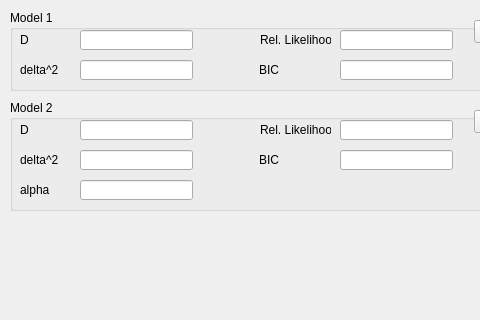
Eggeling-Lab-Microscope-Software/TRAIT2D, file gui/tab/msd.ui: the form before one commit; both pictures show x 0 to 480 and y 0 to 320 of the 600 by 800 pixel window.
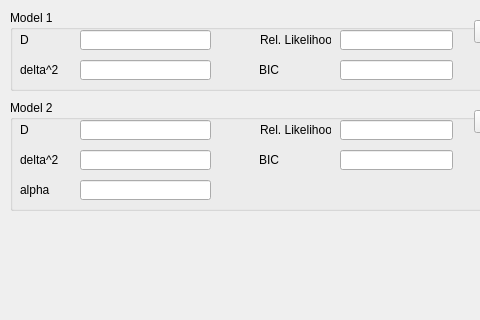
The form after the commit. Custom widgets are drawn as their Qt base class.

```diff
--- a/gui/tab/msd.ui
+++ b/gui/tab/msd.ui
@@ -56,7 +56,7 @@
      <rect>
       <x>70</x>
       <y>20</y>
-      <width>113</width>
+      <width>131</width>
       <height>20</height>
      </rect>
     </property>
@@ -66,7 +66,7 @@
      <rect>
       <x>70</x>
       <y>50</y>
-      <width>113</width>
+      <width>131</width>
       <height>20</height>
      </rect>
     </property>
@@ -187,7 +187,7 @@
      <rect>
       <x>70</x>
       <y>20</y>
-      <width>113</width>
+      <width>131</width>
       <height>20</height>
      </rect>
     </property>
@@ -197,7 +197,7 @@
      <rect>
       <x>70</x>
       <y>50</y>
-      <width>113</width>
+      <width>131</width>
       <height>20</height>
      </rect>
     </property>
@@ -279,7 +279,7 @@
      <rect>
       <x>70</x>
       <y>80</y>
-      <width>113</width>
+      <width>131</width>
       <height>20</height>
      </rect>
     </property>
```
